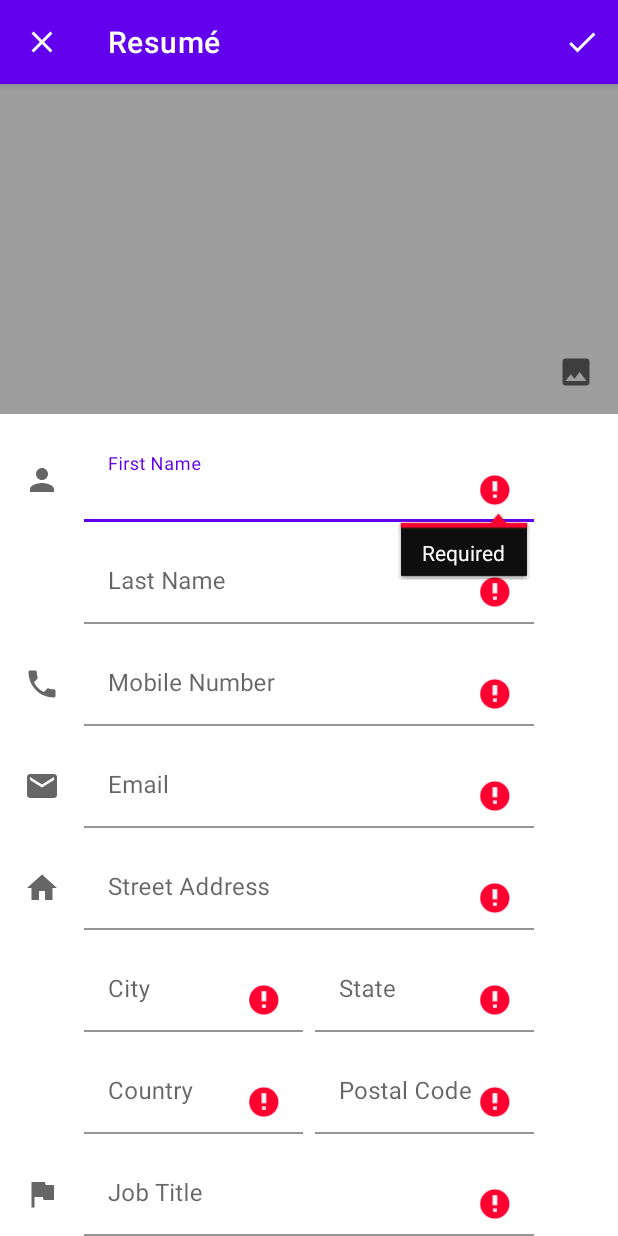
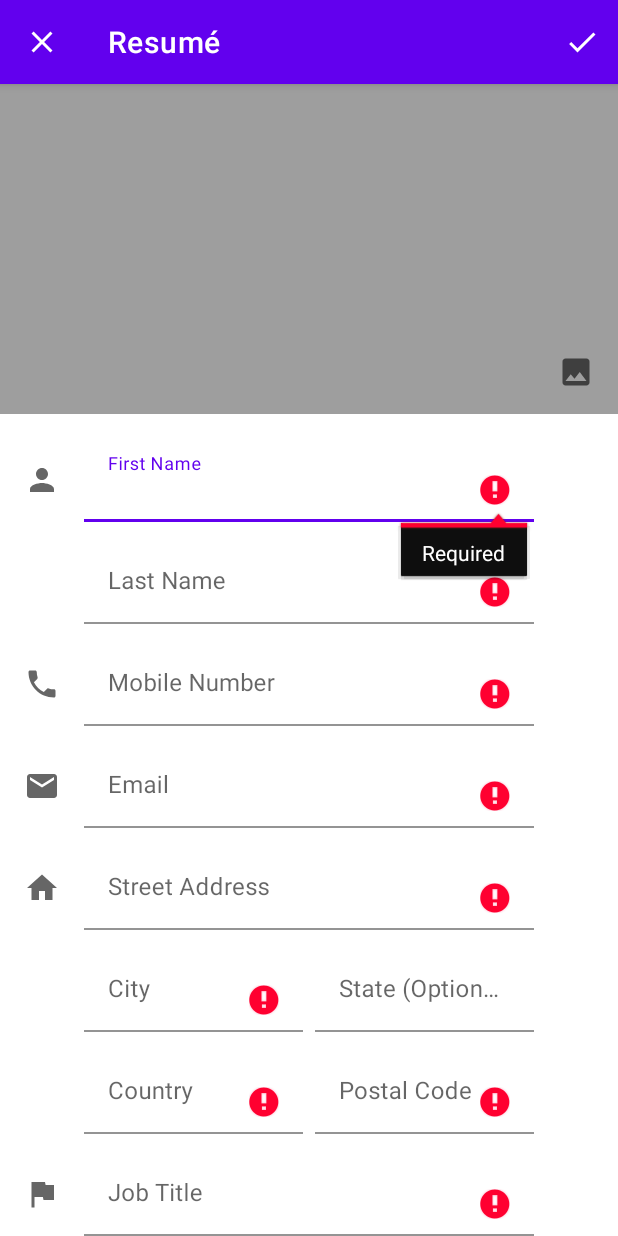
Before and after one commit to visutrb/resume-generator, an Android app: the ResumeFormActivity screen opened directly, with no data from a screen before it, after a tap on "Save", on a phone screen of 412 x 824 dp. Run offline under Robolectric (Android 15) with nearby library versions, the phone set to English and light mode, and no system bars; our stand-ins replace Room's generated code; 1 other tap on this screen came first.

```diff
--- a/app/src/main/kotlin/me/visutrb/resumegen/mvp/resumeform/ProjectPreviewView.kt
+++ b/app/src/main/kotlin/me/visutrb/resumegen/mvp/resumeform/ProjectPreviewView.kt
@@ -34,6 +34,8 @@ class ProjectPreviewView : FrameLayout {
     init {
         val inflater = LayoutInflater.from(context)
         binding = ViewProjectPreviewBinding.inflate(inflater)
+        binding.editBtn.setOnClickListener { project?.let { onEditProject?.invoke(it) } }
+        binding.deleteBtn.setOnClickListener { project?.let { onDeleteProject?.invoke(it) } }
         addView(binding.root)
     }
 
--- a/app/src/main/kotlin/me/visutrb/resumegen/mvp/resumeform/ResumeFormActivity.kt
+++ b/app/src/main/kotlin/me/visutrb/resumegen/mvp/resumeform/ResumeFormActivity.kt
@@ -436,11 +436,6 @@ class ResumeFormActivity : Activity(), ResumeFormPresenter.View {
             isValid = false
         }
 
-        if (state.isBlank() || state.isEmpty()) {
-            binding.stateEdt.error = getString(R.string.error_required)
-            isValid = false
-        }
-
         if (country.isBlank() || country.isEmpty()) {
             binding.countryEdt.error = getString(R.string.error_required)
             isValid = false
--- a/app/src/main/res/values/strings.xml
+++ b/app/src/main/res/values/strings.xml
@@ -31,7 +31,7 @@
     <string name="resume_form_email">Email</string>
     <string name="resume_form_street_address">Street Address</string>
     <string name="resume_form_city">City</string>
-    <string name="resume_form_state">State</string>
+    <string name="resume_form_state">State (Optional)</string>
     <string name="resume_form_country">Country</string>
     <string name="resume_form_postal_code">Postal Code</string>
     <string name="resume_form_career_objective">Career Objective</string>
```
